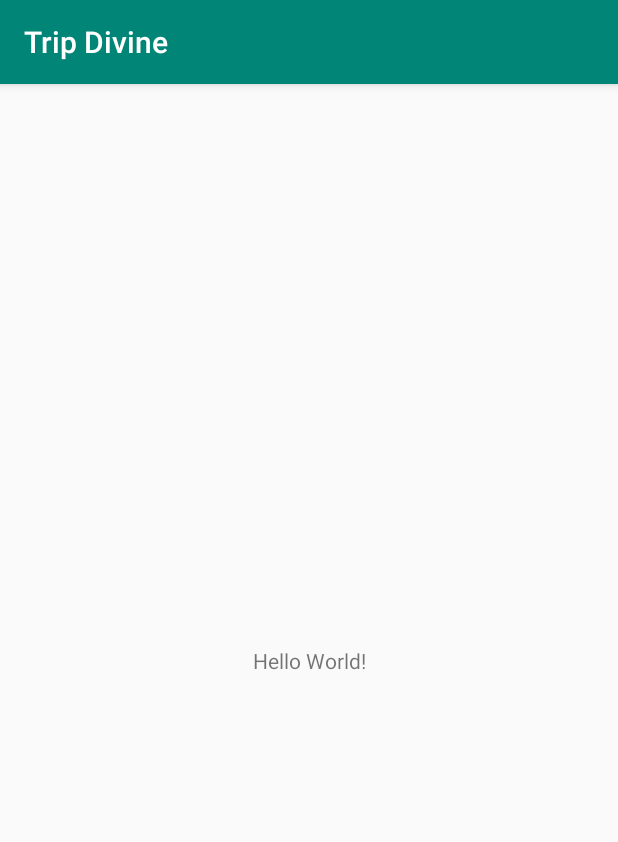
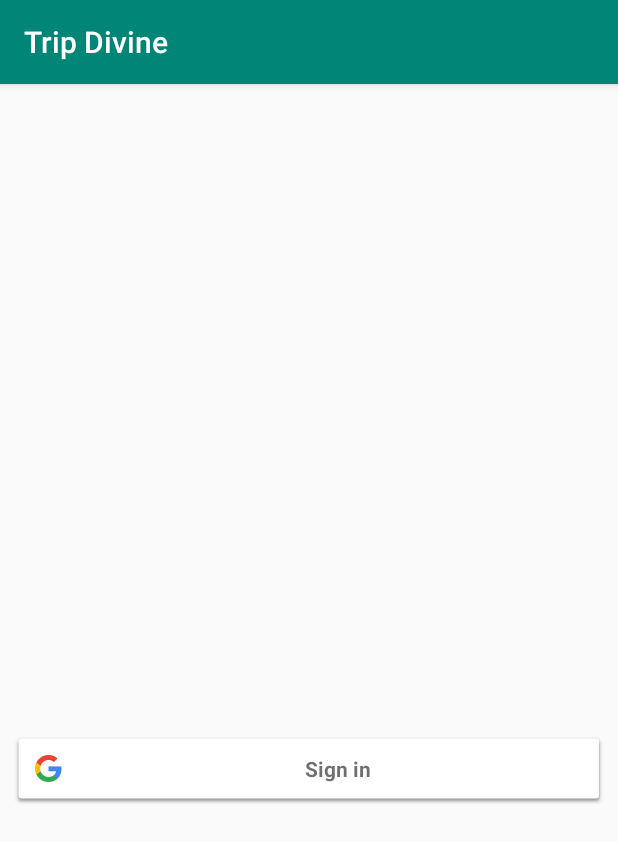
Before and after one commit to viveksoni100/android_learning, an Android app: the screen it shows after launch (MainActivity), on a phone screen of 412 x 824 dp. Shown: the top 842 px of the screen. Run offline under Robolectric (Android 15) with nearby library versions, the phone set to English and light mode, and no system bars.

Commit message:
Sign in by google is added

```diff
--- a/TripDivine/app/src/main/java/com/example/tripdivine/MainActivity.java
+++ b/TripDivine/app/src/main/java/com/example/tripdivine/MainActivity.java
@@ -1,13 +1,70 @@
 package com.example.tripdivine;
 
+import androidx.annotation.NonNull;
+import androidx.annotation.Nullable;
 import androidx.appcompat.app.AppCompatActivity;
+
+import android.content.Intent;
 import android.os.Bundle;
+import android.view.View;
+import android.widget.Toast;
 
-public class MainActivity extends AppCompatActivity {
+import com.google.android.gms.auth.api.Auth;
+import com.google.android.gms.auth.api.signin.GoogleSignInOptions;
+import com.google.android.gms.auth.api.signin.GoogleSignInResult;
+import com.google.android.gms.common.ConnectionResult;
+import com.google.android.gms.common.SignInButton;
+import com.google.android.gms.common.api.GoogleApiClient;
+
+public class MainActivity extends AppCompatActivity implements GoogleApiClient.OnConnectionFailedListener {
+
+    SignInButton signInButton;
+    private GoogleApiClient googleApiClient;
+    private static final int SIGN_IN = 1;
 
     @Override
     protected void onCreate(Bundle savedInstanceState) {
         super.onCreate(savedInstanceState);
         setContentView(R.layout.activity_main);
+
+        setUpGoogleSignInOptions();
+    }
+
+    @Override
+    protected void onActivityResult(int requestCode, int resultCode, @Nullable Intent data) {
+        super.onActivityResult(requestCode, resultCode, data);
+        if (requestCode == SIGN_IN) {
+            GoogleSignInResult googleSignInResult = Auth.GoogleSignInApi.getSignInResultFromIntent(data);
+            if (googleSignInResult.isSuccess()) {
+                // startActivity(new Intent(this, NavigationDrawer.class));
+                // finish();   // if user presses back button, close the app.
+            } else {
+                Toast.makeText(this, "Login has failed!", Toast.LENGTH_SHORT).show();
+            }
+        }
+    }
+
+    private void setUpGoogleSignInOptions() {
+        GoogleSignInOptions googleSignInOptions = new GoogleSignInOptions.Builder(GoogleSignInOptions.DEFAULT_SIGN_IN).requestEmail().build();
+        googleApiClient = new GoogleApiClient.Builder(this).enableAutoManage(this, this)
+                .addApi(Auth.GOOGLE_SIGN_IN_API, googleSignInOptions).build();
+        signInButton = findViewById(R.id.googleSignIn);
+        signInButton.setOnClickListener(new View.OnClickListener() {
+            @Override
+            public void onClick(View v) {
+                Intent intent = Auth.GoogleSignInApi.getSignInIntent(googleApiClient);
+                startActivityForResult(intent, SIGN_IN);
+            }
+        });
+    }
+
+    @Override
+    public void onConnectionFailed(@NonNull ConnectionResult connectionResult) {
+
+    }
+
+    @Override
+    public void onPointerCaptureChanged(boolean hasCapture) {
+
     }
 }
--- a/TripDivine/app/src/main/res/layout/activity_main.xml
+++ b/TripDivine/app/src/main/res/layout/activity_main.xml
@@ -7,13 +7,16 @@
     android:layout_height="match_parent"
     tools:context=".MainActivity">
 
-    <TextView
-        android:layout_width="wrap_content"
+    <com.google.android.gms.common.SignInButton
+        android:id="@+id/googleSignIn"
+        android:layout_width="match_parent"
         android:layout_height="wrap_content"
-        android:text="Hello World!"
-        app:layout_constraintBottom_toBottomOf="parent"
-        app:layout_constraintLeft_toLeftOf="parent"
-        app:layout_constraintRight_toRightOf="parent"
-        app:layout_constraintTop_toTopOf="parent" />
+        android:layout_marginStart="8dp"
+        android:layout_marginTop="432dp"
+        android:layout_marginEnd="8dp"
+        android:text="Signin with Google"
+        app:layout_constraintEnd_toEndOf="parent"
+        app:layout_constraintStart_toStartOf="parent"
+        app:layout_constraintTop_toTopOf="parent"></com.google.android.gms.common.SignInButton>
 
 </androidx.constraintlayout.widget.ConstraintLayout>
```
